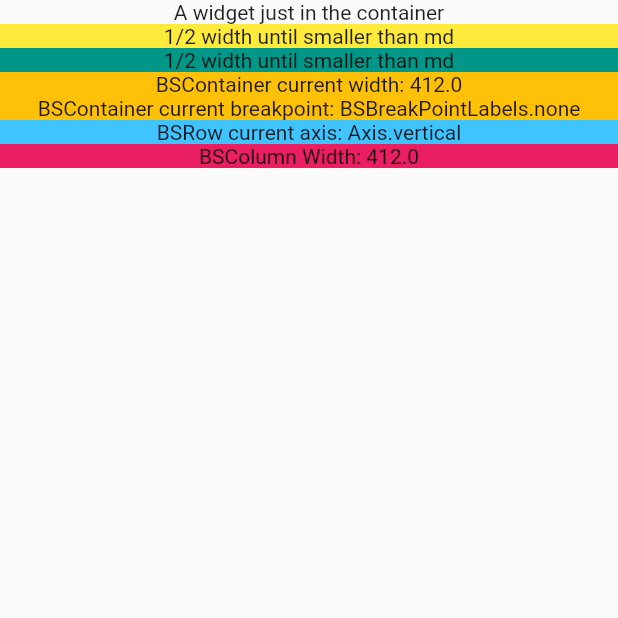
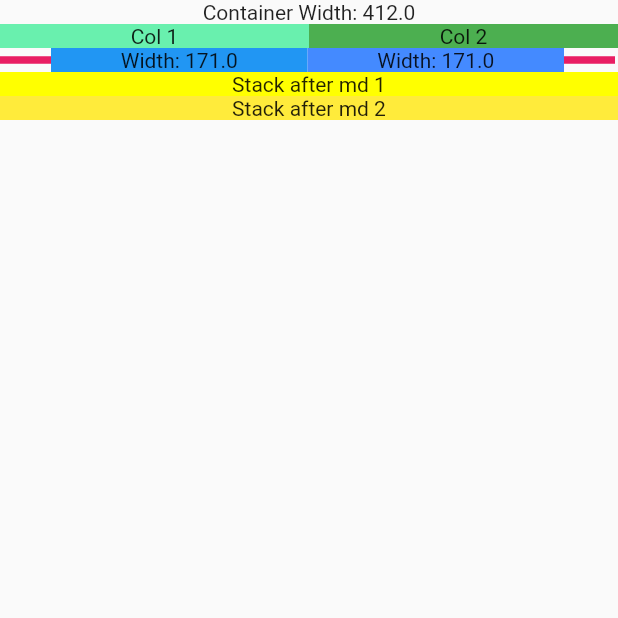
Before and after one commit to Honeyman-Applications/bootstrap_like_grid, a Flutter app: the screen it shows after launch, on a phone screen of 412 x 824 dp, the top half of it. Run offline on Flutter 3.47's test engine with Material 2 defaults, Android fonts, the phone set to English and light mode, and no system bars.

Commit message:
added builders, and fixed sizing algorithm

```diff
--- a/example/lib/main.dart
+++ b/example/lib/main.dart
@@ -14,29 +14,80 @@ void main() {
     MaterialApp(
       home: Scaffold(
         body: BSContainer(
-          children: [
-            const Text("A widget just in the container"),
+          // access inherited data using builder context and BSContainerInheritance
+          builder: (context) {
+            return [
+              // shows with of the container using BSContainerInheritance and builder
+              Text(
+                "Container Width: ${BSContainerInheritance.of(context).containerWidth.toString()}",
+                textAlign: TextAlign.center,
+              ),
               BSRow(
                 children: [
                   Container(
-                  color: Colors.yellow,
+                    color: Colors.pink,
                     child: const BSColumn(
-                    breakPoints: ["col-md-6"],
+                      paddingPadding: EdgeInsets.only(top: 5),
+                      breakPoints: [
+                        "col-xxl-3",
+                        "col-xl-0",
+                        "col-lg-3",
+                        "col-md-0",
+                        "col-sm-3",
+                        "col-0",
+                      ],
+                      children: [],
+                    ),
+                  ),
+                  Container(
+                    color: Colors.greenAccent,
+                    child: const BSColumn(
+                      breakPoints: [
+                        "col-xxl-3",
+                        "col-xl-6",
+                        "col-lg-3",
+                        "col-md-6",
+                        "col-sm-3",
+                        "col-6",
+                      ],
                       children: [
-                      Text("1/2 width until smaller than md"),
+                        Text(
+                          "Col 1",
+                        ),
                       ],
                     ),
                   ),
-
-                // nested BSColumn, see how this widget has a child property,
-                // and BSColumn is in the child property
                   Container(
-                  color: Colors.teal,
+                    color: Colors.green,
                     child: const BSColumn(
-                    breakPoints: ["col-md-6"],
+                      breakPoints: [
+                        "col-xxl-3",
+                        "col-xl-6",
+                        "col-lg-3",
+                        "col-md-6",
+                        "col-sm-3",
+                        "col-6",
+                      ],
                       children: [
-                      Text("1/2 width until smaller than md"),
+                        Text(
+                          "Col 2",
+                        ),
                       ],
+                    ),
+                  ),
+                  Container(
+                    color: Colors.pink,
+                    child: const BSColumn(
+                      paddingPadding: EdgeInsets.only(top: 5),
+                      breakPoints: [
+                        "col-xxl-3",
+                        "col-xl-0",
+                        "col-0",
+                        "col-md-0",
+                        "col-lg-3",
+                        "col-sm-3",
+                      ],
+                      children: [],
                     ),
                   ),
                 ],
@@ -44,72 +95,111 @@ void main() {
               BSRow(
                 children: [
                   Container(
-                  color: Colors.amber,
+                    color: Colors.pink,
+                    child: const BSColumn(
+                      paddingPadding: EdgeInsets.only(top: 5),
+                      breakPoints: [
+                        "col-xxl-2",
+                        "col-xl-1",
+                        "col-lg-2",
+                        "col-md-1",
+                        "col-sm-2",
+                        "col-1",
+                      ],
+                      children: [],
+                    ),
+                  ),
+                  Container(
+                    color: Colors.blue,
                     child: BSColumn(
                       breakPoints: const [
                         "col-xxl-4",
-                      "col-xl-12",
+                        "col-xl-5",
                         "col-lg-4",
-                      "col-md-12",
+                        "col-md-5",
                         "col-sm-4",
+                        "col-5",
+                      ],
+                      // show container width using builder and BSColumnInheritance
+                      builder: (context) {
+                        return [
+                          Text(
+                            "Width: ${BSColumnInheritance.of(context).currentWidth}",
+                          ),
+                        ];
+                      },
+                    ),
+                  ),
+                  Container(
+                    color: Colors.blueAccent,
+                    child: BSColumn(
+                      breakPoints: const [
+                        "col-xxl-4",
+                        "col-xl-5",
+                        "col-lg-4",
+                        "col-md-5",
+                        "col-sm-4",
+                        "col-5",
+                      ],
+                      // show container width using builder and BSColumnInheritance
+                      builder: (context) {
+                        return [
+                          Text(
+                            "Width: ${BSColumnInheritance.of(context).currentWidth}",
+                          ),
+                        ];
+                      },
+                    ),
+                  ),
+                  Container(
+                    color: Colors.pink,
+                    child: const BSColumn(
+                      paddingPadding: EdgeInsets.only(top: 5),
+                      breakPoints: [
+                        "col-xxl-2",
+                        "col-xl-1",
+                        "col-1",
+                        "col-md-1",
+                        "col-lg-2",
+                        "col-sm-2",
+                      ],
+                      children: [],
+                    ),
+                  ),
+                ],
+              ),
+              BSRow(
+                children: [
+                  Container(
+                    color: Colors.yellowAccent,
+                    child: const BSColumn(
+                      breakPoints: [
+                        "col-md-6",
                       ],
                       children: [
-                      Builder(
-                        builder: (context) => Text(
-                          "BSContainer current width: ${BSContainerInheritance.of(context).containerWidth}",
-                        ),
-                      ),
-                      Builder(
-                        builder: (context) => Text(
-                          "BSContainer current breakpoint: ${BSContainerInheritance.of(context).currentBSBreakPointLabel}",
-                        ),
+                        Text(
+                          "Stack after md 1",
                         ),
                       ],
                     ),
                   ),
                   Container(
-                  color: Colors.lightBlueAccent,
-                  child: BSColumn(
-                    breakPoints: const [
-                      "col-xxl-4",
-                      "col-xl-12",
-                      "col-lg-4",
-                      "col-md-12",
-                      "col-sm-4",
+                    color: Colors.yellow,
+                    child: const BSColumn(
+                      breakPoints: [
+                        "col-md-6",
                       ],
                       children: [
-                      Builder(
-                        builder: (context) => Text(
-                          "BSRow current axis: ${BSRowInheritance.of(context).currentAxis}",
-                        ),
-                      ),
-                    ],
-                  ),
-                ),
-                Container(
-                  color: Colors.pink,
-                  child: BSColumn(
-                    breakPoints: const [
-                      "col-xxl-4",
-                      "col-xl-12",
-                      "col-lg-4",
-                      "col-md-12",
-                      "col-sm-4",
-                    ],
-                    children: [
-                      // a context within the BSColumn must be used to get the
-                      // column data
-                      Builder(
-                        builder: (context) => Text(
-                          "BSColumn Width: ${BSColumnInheritance.of(context).currentWidth}",
-                        ),
+                        Text(
+                          "Stack after md 2",
                         ),
                       ],
                     ),
                   ),
                 ],
               ),
-          ],
+            ];
+          },
         ),
       ),
     ),
--- a/lib/src/bs_column.dart
+++ b/lib/src/bs_column.dart
@@ -30,6 +30,10 @@ class BSColumn extends StatefulWidget {
    */
   final List<String> breakPoints;
 
+  /// builder for the column passes a build context that can reference the
+  /// column's inheritance
+  final List<Widget> Function(BuildContext context)? builder;
+
   /*
     SizedBox
    */
@@ -50,7 +54,7 @@ class BSColumn extends StatefulWidget {
   /*
     Column
    */
-  final List<Widget> children;
+  final List<Widget>? children;
   final Key? columnKey;
   final MainAxisSize columnMainAxisSize;
   final CrossAxisAlignment columnCrossAxisAlignment;
@@ -73,6 +77,7 @@ class BSColumn extends StatefulWidget {
     this.breakPoints = const [
       "col-12",
     ],
+    this.builder,
     /*
       SizedBox
     */
@@ -93,7 +98,7 @@ class BSColumn extends StatefulWidget {
     /*
       Column
     */
-    required this.children,
+    this.children,
     this.columnKey,
     this.columnMainAxisSize = MainAxisSize.max,
     this.columnCrossAxisAlignment = CrossAxisAlignment.center,
@@ -115,7 +120,7 @@ class _BSColumnState extends State<BSColumn> {
   void initState() {
     // set breakpoint regex test vars
     String regex =
-        r"(^col-)(([1-9]|(1[0-2]))|((sm)|(md)|(lg)|(xl)|(xxl))-([1-9]|(1[0-2])))$";
+        r"(^col-)(([0-9]|(1[0-2]))|((sm)|(md)|(lg)|(xl)|(xxl))-([0-9]|(1[0-2])))$";
     RegExp exp = RegExp(
       regex,
     );
@@ -129,6 +134,13 @@ class _BSColumnState extends State<BSColumn> {
           "BSColumn: passed breakpoint '$currentBreakPoint' does not match the regex $regex visit a site like https://regex101.com/ to test",
         );
       }
+    }
+
+    // check that either children or builder is passed, and not both
+    if ((widget.children == null && widget.builder == null) ||
+        (widget.children != null && widget.builder != null)) {
+      throw Exception(
+          "BSColumn: Must pass builder or children, can't pass both");
     }
 
     super.initState();
@@ -176,6 +188,15 @@ class _BSColumnState extends State<BSColumn> {
     return ((maxWidth / 12) * factor).floorToDouble();
   }
 
+  /// returns the children if passed; otherwise returns the builder function
+  /// with the context that contains the column's inheritance
+  List<Widget> _buildColumnChildren(BuildContext context) {
+    if (widget.children != null) {
+      return widget.children!;
+    }
+    return widget.builder!(context);
+  }
+
   @override
   Widget build(BuildContext context) {
     // ensure rebuilds when BSContainer does
@@ -203,7 +224,8 @@ class _BSColumnState extends State<BSColumn> {
         child: BSColumnInheritance(
           key: widget.bsColumnInheritanceKey,
           currentWidth: _currentWidth,
-          child: Column(
+          child: Builder(
+            builder: (builderContext) => Column(
               key: widget.columnKey,
               mainAxisSize: widget.columnMainAxisSize,
               crossAxisAlignment: widget.columnCrossAxisAlignment,
@@ -211,7 +233,10 @@ class _BSColumnState extends State<BSColumn> {
               textBaseline: widget.columnTextBaseline,
               textDirection: widget.columnTextDirection,
               verticalDirection: widget.columnVerticalDirection,
-            children: widget.children,
+              children: _buildColumnChildren(
+                builderContext,
+              ),
+            ),
           ),
         ),
       ),
--- a/lib/src/bs_container.dart
+++ b/lib/src/bs_container.dart
@@ -42,6 +42,10 @@ class BSContainer extends StatefulWidget {
   /// BSContainer.containerWidths size is the max width the
   /// BSContainer can be
   final BSBreakPointLabels? maxWidthIdentifier;
+
+  /// builder for the container passes a build context that can reference the
+  /// container's inheritance
+  final List<Widget> Function(BuildContext context)? builder;
 
   /*
     passed to the SingleChildScrollView
@@ -107,7 +111,7 @@ class BSContainer extends StatefulWidget {
   /// will be accepted. If the non-BSRow children add width this will
   /// produce unexpected results, and may cause errors. It is acceptable
   /// to wrap BSRow in a Widget such as a GestureDetector
-  final List<Widget> children;
+  final List<Widget>? children;
 
   ///  Needs to be a child of a Widget that contains MediaQueryData,
   ///  typically this will be a MaterialApp
@@ -124,6 +128,7 @@ class BSContainer extends StatefulWidget {
     super.key,
     this.fluid = false,
     this.maxWidthIdentifier,
+    this.builder,
     /*
       passed to the SingleChildScrollView
     */
@@ -164,7 +169,7 @@ class BSContainer extends StatefulWidget {
     /*
       Column
     */
-    required this.children,
+    this.children,
     this.columnKey,
     this.columnVerticalDirection = VerticalDirection.down,
     this.columnTextDirection,
@@ -191,6 +196,17 @@ class _BSContainerState extends State<BSContainer> {
 
   /// the current breakpoint label of the container, calculated very build
   BSBreakPointLabels _currentBSBreakPointLabel = BSBreakPointLabels.none;
+
+  @override
+  void initState() {
+    super.initState();
+    // check that either children or builder is passed, and not both
+    if ((widget.children == null && widget.builder == null) ||
+        (widget.children != null && widget.builder != null)) {
+      throw Exception(
+          "BSContainer: Must pass builder or children, can't pass both");
+    }
+  }
 
   /// calculates the current breakpoint based on the passed width
   /// the passed width should match the screen width, or the max
@@ -280,6 +296,15 @@ class _BSContainerState extends State<BSContainer> {
     return width;
   }
 
+  /// returns the children if passed; otherwise returns the builder function
+  /// with the context that contains the column's inheritance
+  List<Widget> _buildContainerChildren(BuildContext context) {
+    if (widget.children != null) {
+      return widget.children!;
+    }
+    return widget.builder!(context);
+  }
+
   @override
   Widget build(BuildContext context) {
     // recalculate, and set the _containerWidth every build
@@ -337,7 +362,8 @@ class _BSContainerState extends State<BSContainer> {
             currentBSBreakPointLabel: _currentBSBreakPointLabel,
 
             // column of children should be BSRow
-            child: Column(
+            child: Builder(
+              builder: (builderContext) => Column(
                 key: widget.columnKey,
                 verticalDirection: widget.columnVerticalDirection,
                 textDirection: widget.columnTextDirection,
@@ -345,7 +371,10 @@ class _BSContainerState extends State<BSContainer> {
                 mainAxisAlignment: widget.columnMainAxisAlignment,
                 crossAxisAlignment: widget.columnCrossAxisAlignment,
                 mainAxisSize: widget.columnMainAxisSize,
-              children: widget.children,
+                children: _buildContainerChildren(
+                  builderContext,
+                ),
+              ),
             ),
           ),
         ),
--- a/lib/src/inheritance/bs_container_inheritance.dart
+++ b/lib/src/inheritance/bs_container_inheritance.dart
@@ -8,7 +8,6 @@
 
  */
 
-import 'package:bootstrap_like_grid/bootstrap_like_grid.dart';
 import 'package:flutter/material.dart';
 
 /// enum values used to represent the breakpoint labels
--- a/lib/src/inheritance/bs_row_inheritance.dart
+++ b/lib/src/inheritance/bs_row_inheritance.dart
@@ -28,6 +28,70 @@ class BSRowInheritance extends InheritedWidget {
     return result!;
   }
 
+  /// gets the breakpoint label indexes of a column, and the width factor
+  /// of each breakpoint in the column breakpoint
+  static List<List<int>> getColumBreakpointIndexes({
+    required BSColumn column,
+  }) {
+    List<List<int>> indexes = [];
+    // col- check RegExp
+    RegExp colDashCheck = RegExp(r"(^col-)([0-9]|1[0-2])$");
+
+    for (int i = 0; i < column.breakPoints.length; i++) {
+      // ensure the current column breakpoint is lowercase
+      String currentBreakPoint = column.breakPoints[i].toLowerCase();
+
+      // check for col-
+      if (colDashCheck.hasMatch(
+        currentBreakPoint,
+      )) {
+        indexes.add(
+          [
+            BSBreakPointLabels.values.length - 1,
+            int.parse(
+              currentBreakPoint.replaceAll(
+                RegExp('[^0-9]'),
+                '',
+              ),
+            ),
+          ],
+        );
+        continue;
+      }
+
+      // add all others, check for xl match in xxl also
+      indexes.add(
+        [
+          BSBreakPointLabels.values.indexWhere((element) {
+            if (currentBreakPoint.contains(
+                  element.name,
+                ) &&
+                !(element.name == BSBreakPointLabels.xl.name &&
+                    currentBreakPoint == BSBreakPointLabels.xxl.name)) {
+              return true;
+            }
+            return false;
+          }),
+          int.parse(
+            currentBreakPoint.replaceAll(
+              RegExp('[^0-9]'),
+              '',
+            ),
+          ),
+        ],
+      );
+    }
+
+    // sort xxl to col
+    indexes.sort(
+      (a, b) {
+        return a[0] - b[0];
+      },
+    );
+
+    return indexes;
+  }
+
   /// get a BSColumn's breakpoint size factor from the columns breakpoints, and
   /// the current breakpoint set by the BSContainer
   /// ex if current breakpoint xxl, and the column has breakpoints col-md-5, and
@@ -41,45 +105,20 @@ class BSRowInheritance extends InheritedWidget {
       (element) => element == currentBreakPointLabel,
     );
 
-    // col- check RegExp
-    RegExp colDashCheck = RegExp(r"(^col-)([1-9]|1[0-2])$");
+    // get column breakpoint indexes in order from xxl to col
+    List<List<int>> indexes = getColumBreakpointIndexes(
+      column: column,
+    );
 
-    // from xxl -> sm, starting at currentBreakPoint
-    for (int i = currentBreakPointLabelIndex;
-        i < BSBreakPointLabels.values.length;
-        i++) {
-      // check all breakpoints passed to the column
-      for (int b = 0; b < column.breakPoints.length; b++) {
-        // ensure the current column breakpoint is lowercase
-        String currentBreakPoint = column.breakPoints[b].toLowerCase();
-
-        // confirm currently valid breakpoint specified to the column
-        if (
-            // confirm current column breakpoint value isn't xxl if intend xl
-            !(BSBreakPointLabels.values[i].name == "xl" &&
-                    currentBreakPoint.contains(
-                      "xxl",
-                    )) &&
-                // check if is col- or any other valid breakpoint
-                (colDashCheck.hasMatch(
-                      currentBreakPoint,
-                    ) ||
-                    currentBreakPoint.contains(
-                      BSBreakPointLabels.values[i].name,
-                    ))) {
-          // return numbers from string as a int
-          // will be 1-2 digits
-          return int.parse(
-            currentBreakPoint.replaceAll(
-              RegExp('[^0-9]'),
-              '',
-            ),
-          );
-        }
+    // find the applicable breakpoint
+    for (int i = 0; i < indexes.length; i++) {
+      if (indexes[i][0] >= currentBreakPointLabelIndex) {
+        return indexes[i][1];
       }
     }
 
-    // if can't find a value return default 12
+    // for compiler, should not be called ever
+    // default is col-12 if nothing is entered
     return 12;
   }
 
--- a/pubspec.yaml
+++ b/pubspec.yaml
@@ -1,6 +1,6 @@
 name: bootstrap_like_grid
 description: A grid system similar to bootstrap with minimal functionality
-version: 1.1.0
+version: 1.2.0
 repository: https://github.com/Honeyman-Applications/bootstrap_like_grid
 
 environment:
```
Also changed, not shown: assets/col.png (added), assets/md.png (added), assets/xxl.png (added), 3 other files. Lines whose indentation alone changed are shown as unchanged.
